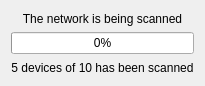
Above: multibench/widgets/rescanprogresswidget.ui from IlyaZh/Maiman-MCBS before the change. Below: the same form after it.
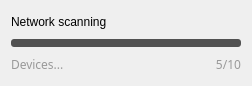
That is the form after the change.

Commit message: Исправлен стиль у RescanProgressWidget

The edit to the form file:
```diff
--- a/multibench/widgets/rescanprogresswidget.ui
+++ b/multibench/widgets/rescanprogresswidget.ui
@@ -6,7 +6,7 @@
    <rect>
     <x>0</x>
     <y>0</y>
-    <width>195</width>
+    <width>252</width>
     <height>86</height>
    </rect>
   </property>
@@ -20,36 +20,81 @@
    <string>Form</string>
   </property>
   <layout class="QGridLayout" name="gridLayout">
-   <item row="2" column="0">
+   <item row="3" column="1">
     <widget class="QLabel" name="descriptionLabel">
+     <property name="font">
+      <font>
+       <family>Share Tech Mono</family>
+      </font>
+     </property>
+     <property name="styleSheet">
+      <string notr="true">QLabel{
+color: rgb(153, 153, 153);
+}</string>
+     </property>
      <property name="text">
-      <string>5 devices of 10 has been scanned</string>
+      <string>5/10</string>
      </property>
      <property name="alignment">
-      <set>Qt::AlignCenter</set>
+      <set>Qt::AlignRight|Qt::AlignTrailing|Qt::AlignVCenter</set>
      </property>
     </widget>
    </item>
-   <item row="1" column="0">
+   <item row="3" column="0">
+    <widget class="QLabel" name="label_2">
+     <property name="sizePolicy">
+      <sizepolicy hsizetype="Minimum" vsizetype="Preferred">
+       <horstretch>0</horstretch>
+       <verstretch>0</verstretch>
+      </sizepolicy>
+     </property>
+     <property name="font">
+      <font>
+       <family>Share Tech Mono</family>
+      </font>
+     </property>
+     <property name="styleSheet">
+      <string notr="true">QLabel{
+color: rgb(153, 153, 153);
+}</string>
+     </property>
+     <property name="text">
+      <string>Devices...</string>
+     </property>
+    </widget>
+   </item>
+   <item row="2" column="0" colspan="2">
     <widget class="QProgressBar" name="progressBar">
+     <property name="sizePolicy">
+      <sizepolicy hsizetype="Expanding" vsizetype="Fixed">
+       <horstretch>0</horstretch>
+       <verstretch>0</verstretch>
+      </sizepolicy>
+     </property>
+     <property name="maximumSize">
+      <size>
+       <width>16777215</width>
+       <height>8</height>
+      </size>
+     </property>
      <property name="palette">
       <palette>
        <active>
         <colorrole role="WindowText">
          <brush brushstyle="SolidPattern">
           <color alpha="255">
-           <red>0</red>
-           <green>0</green>
-           <blue>0</blue>
+           <red>255</red>
+           <green>255</green>
+           <blue>255</blue>
           </color>
          </brush>
         </colorrole>
         <colorrole role="Button">
          <brush brushstyle="SolidPattern">
           <color alpha="255">
-           <red>240</red>
-           <green>240</green>
-           <blue>240</blue>
+           <red>81</red>
+           <green>81</green>
+           <blue>81</blue>
           </color>
          </brush>
         </colorrole>
@@ -92,9 +137,9 @@
         <colorrole role="Text">
          <brush brushstyle="SolidPattern">
           <color alpha="255">
-           <red>0</red>
-           <green>0</green>
-           <blue>0</blue>
+           <red>255</red>
+           <green>255</green>
+           <blue>255</blue>
           </color>
          </brush>
         </colorrole>
@@ -110,27 +155,27 @@
         <colorrole role="ButtonText">
          <brush brushstyle="SolidPattern">
           <color alpha="255">
-           <red>0</red>
-           <green>0</green>
-           <blue>0</blue>
+           <red>255</red>
+           <green>255</green>
+           <blue>255</blue>
           </color>
          </brush>
         </colorrole>
         <colorrole role="Base">
          <brush brushstyle="SolidPattern">
           <color alpha="255">
-           <red>255</red>
-           <green>255</green>
-           <blue>255</blue>
+           <red>81</red>
+           <green>81</green>
+           <blue>81</blue>
           </color>
          </brush>
         </colorrole>
         <colorrole role="Window">
          <brush brushstyle="SolidPattern">
           <color alpha="255">
-           <red>240</red>
-           <green>240</green>
-           <blue>240</blue>
+           <red>81</red>
+           <green>81</green>
+           <blue>81</blue>
           </color>
          </brush>
         </colorrole>
@@ -229,18 +274,18 @@
         <colorrole role="WindowText">
          <brush brushstyle="SolidPattern">
           <color alpha="255">
-           <red>0</red>
-           <green>0</green>
-           <blue>0</blue>
+           <red>255</red>
+           <green>255</green>
+           <blue>255</blue>
           </color>
          </brush>
         </colorrole>
         <colorrole role="Button">
          <brush brushstyle="SolidPattern">
           <color alpha="255">
-           <red>240</red>
-           <green>240</green>
-           <blue>240</blue>
+           <red>81</red>
+           <green>81</green>
+           <blue>81</blue>
           </color>
          </brush>
         </colorrole>
@@ -283,9 +328,9 @@
         <colorrole role="Text">
          <brush brushstyle="SolidPattern">
           <color alpha="255">
-           <red>0</red>
-           <green>0</green>
-           <blue>0</blue>
+           <red>255</red>
+           <green>255</green>
+           <blue>255</blue>
           </color>
          </brush>
         </colorrole>
@@ -301,27 +346,27 @@
         <colorrole role="ButtonText">
          <brush brushstyle="SolidPattern">
           <color alpha="255">
-           <red>0</red>
-           <green>0</green>
-           <blue>0</blue>
+           <red>255</red>
+           <green>255</green>
+           <blue>255</blue>
           </color>
          </brush>
         </colorrole>
         <colorrole role="Base">
          <brush brushstyle="SolidPattern">
           <color alpha="255">
-           <red>255</red>
-           <green>255</green>
-           <blue>255</blue>
+           <red>81</red>
+           <green>81</green>
+           <blue>81</blue>
           </color>
          </brush>
         </colorrole>
         <colorrole role="Window">
          <brush brushstyle="SolidPattern">
           <color alpha="255">
-           <red>240</red>
-           <green>240</green>
-           <blue>240</blue>
+           <red>81</red>
+           <green>81</green>
+           <blue>81</blue>
           </color>
          </brush>
         </colorrole>
@@ -420,18 +465,18 @@
         <colorrole role="WindowText">
          <brush brushstyle="SolidPattern">
           <color alpha="255">
-           <red>120</red>
-           <green>120</green>
-           <blue>120</blue>
+           <red>255</red>
+           <green>255</green>
+           <blue>255</blue>
           </color>
          </brush>
         </colorrole>
         <colorrole role="Button">
          <brush brushstyle="SolidPattern">
           <color alpha="255">
-           <red>240</red>
-           <green>240</green>
-           <blue>240</blue>
+           <red>81</red>
+           <green>81</green>
+           <blue>81</blue>
           </color>
          </brush>
         </colorrole>
@@ -474,9 +519,9 @@
         <colorrole role="Text">
          <brush brushstyle="SolidPattern">
           <color alpha="255">
-           <red>120</red>
-           <green>120</green>
-           <blue>120</blue>
+           <red>255</red>
+           <green>255</green>
+           <blue>255</blue>
           </color>
          </brush>
         </colorrole>
@@ -492,27 +537,27 @@
         <colorrole role="ButtonText">
          <brush brushstyle="SolidPattern">
           <color alpha="255">
-           <red>120</red>
-           <green>120</green>
-           <blue>120</blue>
+           <red>255</red>
+           <green>255</green>
+           <blue>255</blue>
           </color>
          </brush>
         </colorrole>
         <colorrole role="Base">
          <brush brushstyle="SolidPattern">
           <color alpha="255">
-           <red>240</red>
-           <green>240</green>
-           <blue>240</blue>
+           <red>81</red>
+           <green>81</green>
+           <blue>81</blue>
           </color>
          </brush>
         </colorrole>
         <colorrole role="Window">
          <brush brushstyle="SolidPattern">
           <color alpha="255">
-           <red>240</red>
-           <green>240</green>
-           <blue>240</blue>
+           <red>81</red>
+           <green>81</green>
+           <blue>81</blue>
           </color>
          </brush>
         </colorrole>
@@ -609,21 +654,38 @@
        </disabled>
       </palette>
      </property>
+     <property name="styleSheet">
+      <string notr="true">
+QProgressBar {
+background-color: rgb(81, 81, 81);
+    border: 2px;
+    border-radius: 3px;
+    text-align: center;
+}
+QProgressBar::chunk {
+    background-color: rgb(255, 255, 255);
+    border: 2px;
+    border-radius: 3px;
+}</string>
+     </property>
      <property name="value">
       <number>0</number>
      </property>
+     <property name="textVisible">
+      <bool>false</bool>
+     </property>
      <property name="format">
       <string>%p%</string>
      </property>
     </widget>
    </item>
-   <item row="0" column="0">
+   <item row="0" column="0" colspan="2">
     <widget class="QLabel" name="label">
      <property name="text">
-      <string>The network is being scanned</string>
+      <string>Network scanning</string>
      </property>
      <property name="alignment">
-      <set>Qt::AlignCenter</set>
+      <set>Qt::AlignLeading|Qt::AlignLeft|Qt::AlignVCenter</set>
      </property>
     </widget>
    </item>
```
The commit also changes 3 other files.
